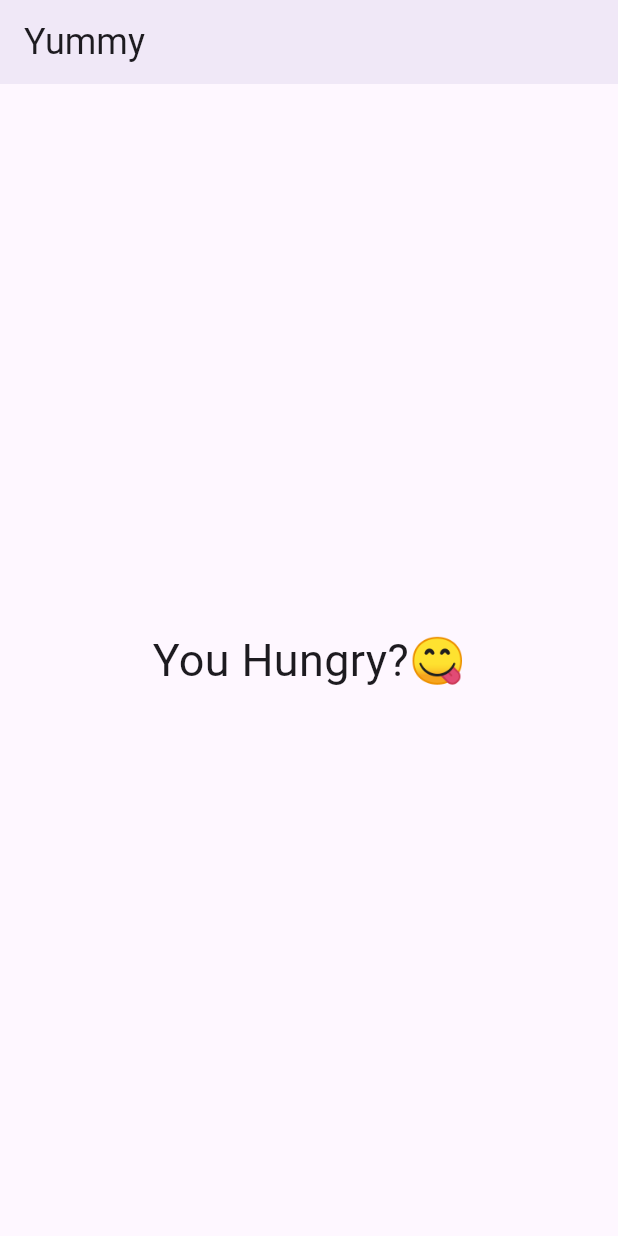
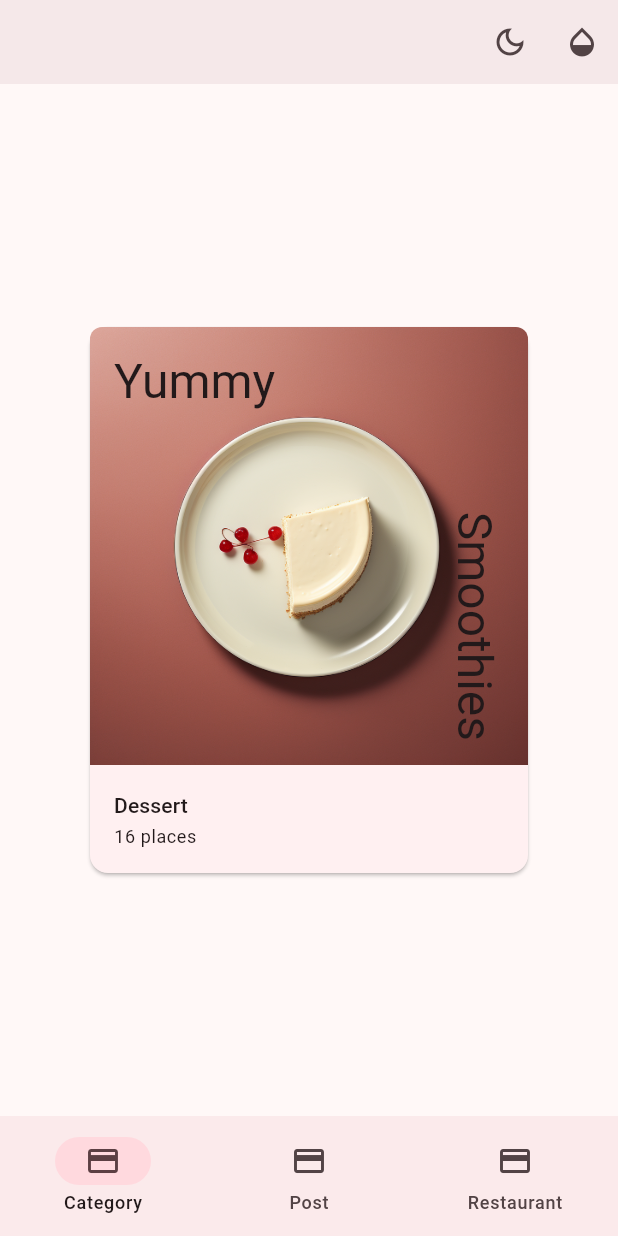
Before and after one commit to coder7eeN/flutter-scratch, a Flutter app: the screen it shows after launch, on a phone screen of 412 x 824 dp. Run offline on Flutter 3.47's test engine with Material 3 defaults, Android fonts, the phone set to English and light mode, and no system bars.

Commit message:
feat: 2/3 cards view

```diff
--- /dev/null
+++ b/basic-widgets/lib/color_button.dart
@@ -0,0 +1,57 @@
+import 'package:flutter/material.dart';
+
+import 'constants.dart';
+
+class ColorButton extends StatelessWidget {
+  const ColorButton({
+    super.key,
+    required this.changeColor,
+    required this.colorSelected,
+  });
+
+  final void Function(int) changeColor;
+  final ColorSelection colorSelected;
+
+  @override
+  Widget build(BuildContext context) {
+    return PopupMenuButton(
+      icon: Icon(
+        Icons.opacity_outlined,
+        color: Theme.of(context).colorScheme.onSurfaceVariant,
+      ),
+      shape: RoundedRectangleBorder(
+        borderRadius: BorderRadius.circular(10),
+      ),
+      itemBuilder: (context) {
+        return List.generate(
+          ColorSelection.values.length,
+          (index) {
+            final currentColor = ColorSelection.values[index];
+            return PopupMenuItem(
+              value: index,
+              enabled: currentColor != colorSelected,
+              child: Wrap(
+                children: [
+                  Padding(
+                    padding: const EdgeInsets.only(left: 10),
+                    child: Icon(
+                      Icons.opacity_outlined,
+                      color: currentColor.color,
+                    ),
+                  ),
+                  Padding(
+                    padding: const EdgeInsets.only(left: 20),
+                    child: Text(
+                      currentColor.label,
+                    ),
+                  ),
+                ],
+              ),
+            );
+          },
+        );
+      },
+      onSelected: changeColor,
+    );
+  }
+}
--- /dev/null
+++ b/basic-widgets/lib/components/category_card.dart
@@ -0,0 +1,66 @@
+import 'package:flutter/material.dart';
+
+import '../models/food_category.dart';
+
+class CategoryCard extends StatelessWidget {
+  const CategoryCard({
+    super.key,
+    required this.category,
+  });
+
+  final FoodCategory category;
+
+  @override
+  Widget build(BuildContext context) {
+    final textTheme = Theme.of(context).textTheme.apply(
+          displayColor: Theme.of(context).colorScheme.onSurface,
+        );
+
+    return Card(
+      child: Column(
+        mainAxisSize: MainAxisSize.min,
+        children: [
+          Stack(
+            children: [
+              ClipRRect(
+                borderRadius: const BorderRadius.vertical(
+                  top: Radius.circular(8),
+                ),
+                child: Image.asset(category.imageUrl),
+              ),
+              Positioned(
+                left: 16,
+                top: 16,
+                child: Text(
+                  'Yummy',
+                  style: textTheme.headlineLarge,
+                ),
+              ),
+              Positioned(
+                bottom: 16,
+                right: 16,
+                child: RotatedBox(
+                  quarterTurns: 1,
+                  child: Text(
+                    'Smoothies',
+                    style: textTheme.headlineLarge,
+                  ),
+                ),
+              ),
+            ],
+          ),
+          ListTile(
+            title: Text(
+              category.name,
+              style: textTheme.titleSmall,
+            ),
+            subtitle: Text(
+              '${category.numberOfRestaurants} places',
+              style: textTheme.bodySmall,
+            ),
+          ),
+        ],
+      ),
+    );
+  }
+}
--- /dev/null
+++ b/basic-widgets/lib/home.dart
@@ -0,0 +1,95 @@
+import 'package:flutter/material.dart';
+
+import 'color_button.dart';
+import 'components/category_card.dart';
+import 'components/post_card.dart';
+import 'constants.dart';
+import 'models/models.dart';
+import 'theme_button.dart';
+
+class Home extends StatefulWidget {
+  const Home({
+    super.key,
+    required this.changeTheme,
+    required this.changeColor,
+    required this.colorSelected,
+  });
+
+  final void Function(bool useLightMode) changeTheme;
+  final void Function(int value) changeColor;
+  final ColorSelection colorSelected;
+
+  @override
+  State<Home> createState() => _HomeState();
+}
+
+class _HomeState extends State<Home> {
+  int tab = 0;
+  List<NavigationDestination> appBarDestination = const [
+    NavigationDestination(
+      icon: Icon(Icons.credit_card),
+      label: 'Category',
+      selectedIcon: Icon(Icons.credit_card),
+    ),
+    NavigationDestination(
+      icon: Icon(Icons.credit_card),
+      label: 'Post',
+      selectedIcon: Icon(Icons.credit_card),
+    ),
+    NavigationDestination(
+      icon: Icon(Icons.credit_card),
+      label: 'Restaurant',
+      selectedIcon: Icon(Icons.credit_card),
+    ),
+  ];
+
+  @override
+  Widget build(BuildContext context) {
+    final pages = [
+      Center(
+        child: ConstrainedBox(
+          constraints: const BoxConstraints(maxWidth: 300),
+          child: CategoryCard(category: categories[0]),
+        ),
+      ),
+      Center(
+        child: Padding(
+          padding: const EdgeInsets.all(16),
+          child: PostCard(post: posts[0]),
+        ),
+      ),
+      Container(
+        color: Colors.blue,
+      ),
+    ];
+
+    return Scaffold(
+      appBar: AppBar(
+        elevation: 4.0,
+        backgroundColor: Theme.of(context).colorScheme.surface,
+        actions: [
+          ThemeButton(
+            changeThemeMode: widget.changeTheme,
+          ),
+          ColorButton(
+            changeColor: widget.changeColor,
+            colorSelected: widget.colorSelected,
+          ),
+        ],
+      ),
+      body: IndexedStack(
+        index: tab,
+        children: pages,
+      ),
+      bottomNavigationBar: NavigationBar(
+        destinations: appBarDestination,
+        selectedIndex: tab,
+        onDestinationSelected: (index) {
+          setState(() {
+            tab = index;
+          });
+        },
+      ),
+    );
+  }
+}
--- a/basic-widgets/lib/main.dart
+++ b/basic-widgets/lib/main.dart
@@ -1,17 +1,41 @@
 import 'package:flutter/material.dart';
+
+import 'color_button.dart';
+import 'constants.dart';
+import 'home.dart';
+import 'theme_button.dart';
 
 void main() {
   // 1
   runApp(const Yummy());
 }
 
-class Yummy extends StatelessWidget {
+class Yummy extends StatefulWidget {
   // TODO: Setup default theme
 
   // 2
   const Yummy({super.key});
 
+  @override
+  State<Yummy> createState() => _YummyState();
+}
+
+class _YummyState extends State<Yummy> {
   // TODO: Add changeTheme above here
+  ThemeMode themeMode = ThemeMode.light;
+  ColorSelection colorSelected = ColorSelection.pink;
+
+  void changeThemeMode(bool useLightMode) {
+    setState(() {
+      themeMode = useLightMode ? ThemeMode.light : ThemeMode.dark;
+    });
+  }
+
+  void changeColor(int value) {
+    setState(() {
+      colorSelected = ColorSelection.values[value];
+    });
+  }
 
   @override
   Widget build(BuildContext context) {
@@ -25,26 +49,51 @@ class Yummy extends StatelessWidget {
       //debugShowCheckedModeBanner: false, // Uncomment to remove Debug banner
 
       // TODO: Add theme
+      themeMode: themeMode,
+      theme: ThemeData(
+        colorSchemeSeed: colorSelected.color,
+        useMaterial3: true,
+        brightness: Brightness.light,
+      ),
+      darkTheme: ThemeData(
+        colorSchemeSeed: colorSelected.color,
+        useMaterial3: true,
+        brightness: Brightness.dark,
+      ),
 
       // TODO: Apply Home widget
+      home: Home(
+        changeTheme: changeThemeMode,
+        changeColor: changeColor,
+        colorSelected: colorSelected,
+      ),
 
       // 4
-      home: Scaffold(
-        appBar: AppBar(
-          // TODO: Add action buttons
-          elevation: 4.0,
-          title: const Text(
-            appTitle,
-            style: TextStyle(fontSize: 24.0),
-          ),
-        ),
-        body: const Center(
-          child: Text(
-            'You Hungry?😋',
-            style: TextStyle(fontSize: 30.0),
-          ),
-        ),
-      ),
+      // home: Scaffold(
+      //   appBar: AppBar(
+      //     // TODO: Add action buttons
+      //     actions: [
+      //       ThemeButton(
+      //         changeThemeMode: changeThemeMode,
+      //       ),
+      //       ColorButton(
+      //         changeColor: changeColor,
+      //         colorSelected: colorSelected,
+      //       ),
+      //     ],
+      //     elevation: 4.0,
+      //     title: const Text(
+      //       appTitle,
+      //       style: TextStyle(fontSize: 24.0),
+      //     ),
+      //   ),
+      //   body: const Center(
+      //     child: Text(
+      //       'You Hungry?😋',
+      //       style: TextStyle(fontSize: 30.0),
+      //     ),
+      //   ),
+      // ),
     );
   }
 }
--- /dev/null
+++ b/basic-widgets/lib/theme_button.dart
@@ -0,0 +1,22 @@
+import 'package:flutter/material.dart';
+
+class ThemeButton extends StatelessWidget {
+  const ThemeButton({
+    super.key,
+    required this.changeThemeMode,
+  });
+
+  final Function changeThemeMode;
+
+  @override
+  Widget build(BuildContext context) {
+    final isBright = Theme.of(context).brightness == Brightness.light;
+
+    return IconButton(
+      onPressed: () => changeThemeMode(!isBright),
+      icon: isBright
+          ? const Icon(Icons.dark_mode_outlined)
+          : const Icon(Icons.light_mode_outlined),
+    );
+  }
+}
```
Also changed, not shown: basic-widgets/lib/components/post_card.dart (added, +55 -0 lines), basic-widgets/lib/components/restaurant_landscape_card.dart (added, +19 -0 lines).
